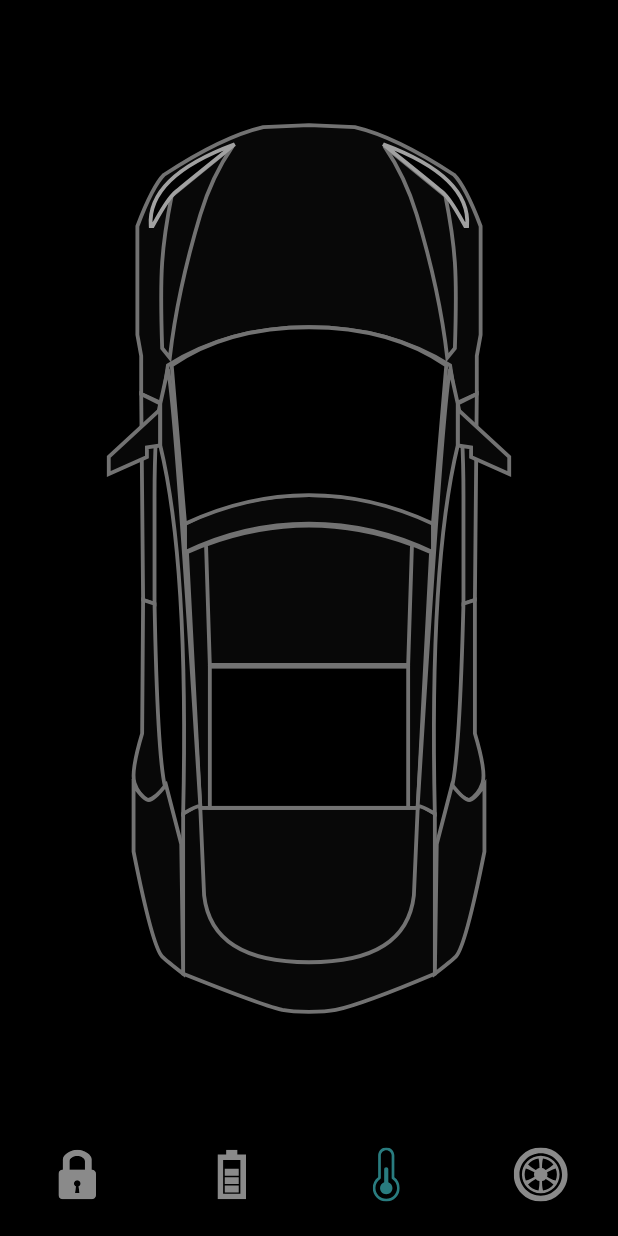
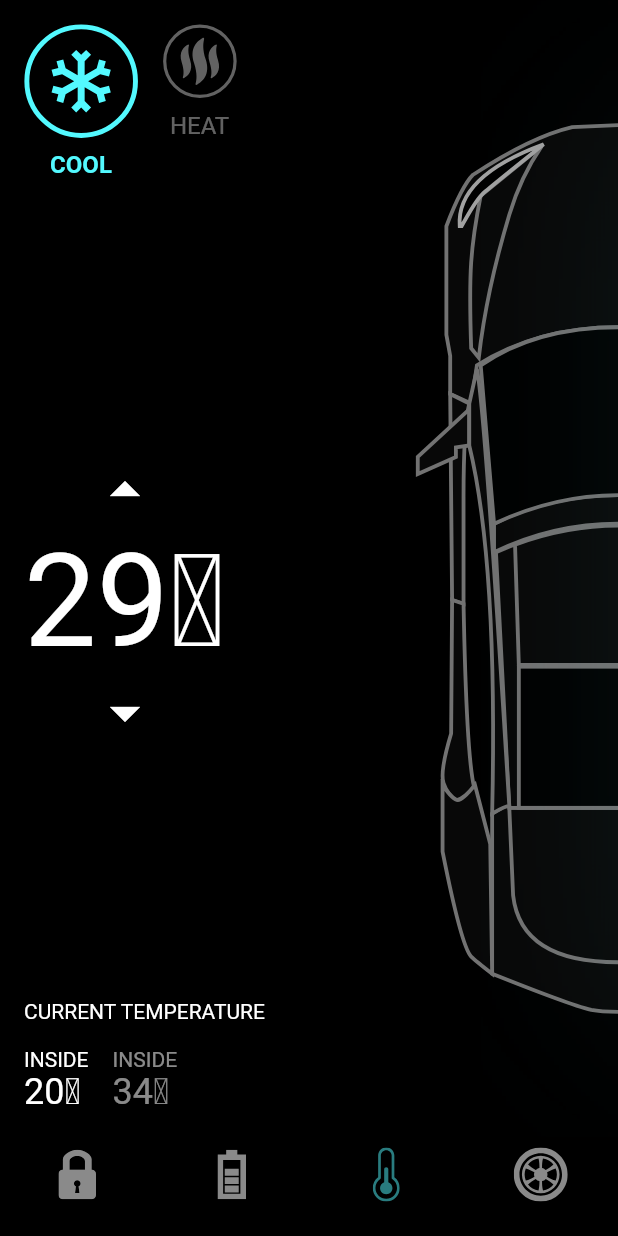
Before and after one commit to danieldev24/Tesla-Connect, a Flutter app: the screen it shows after launch, item 3 of the bottom bar chosen, on a phone screen of 412 x 824 dp. Run offline on Flutter 3.47's test engine with Material 2 defaults, Android fonts, the phone set to English and light mode, and no system bars; our stand-ins replace flutter_svg.

Commit message:
complete temper screen

```diff
--- a/lib/home_controller.dart
+++ b/lib/home_controller.dart
@@ -2,6 +2,7 @@ import 'package:flutter/material.dart';
 
 class HomeController extends ChangeNotifier {
   int selectedBottomTab = 0;
+  int tempo = 29;
 
   void onBottomNavigationTabChange(int index) {
     selectedBottomTab = index;
@@ -32,4 +33,22 @@ class HomeController extends ChangeNotifier {
     isTrunkLock = !isTrunkLock;
     notifyListeners();
   }
+
+  bool isCoolSelected = true;
+
+  void updateCool(){
+    isCoolSelected = !isCoolSelected;
+    notifyListeners();
+  }
+
+  void tempoUp(){
+    tempo = tempo + 1;
+    notifyListeners();
+  }
+
+  void tempoDown(){
+    tempo = tempo -1;
+    notifyListeners();
+  }
+
 }
--- a/lib/main.dart
+++ b/lib/main.dart
@@ -12,7 +12,7 @@ class MyApp extends StatelessWidget {
   @override
   Widget build(BuildContext context) {
     return MaterialApp(
-      title: 'Tesla Animated App',
+      title: 'Tesla Connect',
       debugShowCheckedModeBanner: false,
       theme: ThemeData(
         brightness: Brightness.dark,
--- /dev/null
+++ b/lib/screens/components/TempBtn.dart
@@ -0,0 +1,54 @@
+import 'package:flutter/cupertino.dart';
+import 'package:flutter/material.dart';
+import 'package:flutter_svg/svg.dart';
+
+import '../../constanins.dart';
+
+class TempBtn extends StatelessWidget {
+  final String svgSrc;
+  final String title;
+  final bool isActive;
+  final VoidCallback press;
+  final Color color;
+
+  const TempBtn(
+      {Key? key,
+      required this.svgSrc,
+      this.isActive = false,
+      required this.press,
+      required this.title, required this.color})
+      : super(key: key);
+
+  @override
+  Widget build(BuildContext context) {
+    return GestureDetector(
+      onTap: press,
+      child: Column(
+        children: [
+          AnimatedContainer(
+            duration: Duration(milliseconds: 200),
+            height: isActive ? 76 : 50,
+            width: isActive ? 76 : 50,
+            child: SvgPicture.asset(
+              svgSrc,
+              color: isActive ? color : Colors.white38,
+            ),
+          ),
+          const SizedBox(
+            height: defaultPadding / 2,
+          ),
+          AnimatedDefaultTextStyle(
+            duration: Duration(milliseconds: 200),
+            style: TextStyle(
+                fontSize: 16,
+                color: isActive ? color : Colors.white38,
+                fontWeight: isActive ? FontWeight.bold : FontWeight.normal),
+            child: Text(
+              title.toUpperCase(),
+            ),
+          ),
+        ],
+      ),
+    );
+  }
+}
--- /dev/null
+++ b/lib/screens/components/tempo_detail.dart
@@ -0,0 +1,111 @@
+import 'package:flutter/cupertino.dart';
+import 'package:flutter/material.dart';
+import 'package:tesla_animated_app/home_controller.dart';
+
+import '../../constanins.dart';
+import 'TempBtn.dart';
+
+class TempoDetail extends StatelessWidget {
+  final HomeController controller;
+  final VoidCallback upPress;
+  final VoidCallback downPress;
+
+  const TempoDetail({Key? key, required this.controller, required this.upPress, required this.downPress}) : super(key: key);
+
+  @override
+  Widget build(BuildContext context) {
+    return Padding(
+      padding: const EdgeInsets.all(defaultPadding),
+      child: Column(
+        crossAxisAlignment: CrossAxisAlignment.start,
+        children: [
+          SizedBox(
+            height: 120,
+            child: Row(
+              children: [
+                TempBtn(
+                  svgSrc: "assets/icons/coolShape.svg",
+                  isActive: controller.isCoolSelected,
+                  press: () => {controller.updateCool()},
+                  title: "Cool",
+                  color: primaryColor,
+                ),
+                SizedBox(
+                  width: defaultPadding,
+                ),
+                TempBtn(
+                  svgSrc: "assets/icons/heatShape.svg",
+                  isActive: !controller.isCoolSelected,
+                  press: () => {controller.updateCool()},
+                  title: "Heat",
+                  color: redColor,
+                ),
+              ],
+            ),
+          ),
+          Spacer(),
+          Column(
+            children: [
+              IconButton(
+                  padding: EdgeInsets.zero,
+                  onPressed: upPress,
+                  icon: Icon(
+                    Icons.arrow_drop_up,
+                    size: 48,
+                  )),
+              Text(
+                "${controller.tempo}" + "\u2103",
+                style: TextStyle(fontSize: 86),
+              ),
+              IconButton(
+                  padding: EdgeInsets.zero,
+                  onPressed: downPress,
+                  icon: Icon(
+                    Icons.arrow_drop_down,
+                    size: 48,
+                  )),
+            ],
+          ),
+          Spacer(),
+          Text("Current temperature".toUpperCase()),
+          SizedBox(
+            height: defaultPadding,
+          ),
+          Row(
+            children: [
+              Column(
+                crossAxisAlignment: CrossAxisAlignment.start,
+                children: [
+                  Text("Inside".toUpperCase()),
+                  Text(
+                    "${controller.tempo - 9}" + "\u2103",
+                    style: Theme.of(context).textTheme.headline5,
+                  )
+                ],
+              ),
+              SizedBox(
+                width: defaultPadding,
+              ),
+              Column(
+                crossAxisAlignment: CrossAxisAlignment.start,
+                children: [
+                  Text(
+                    "Inside".toUpperCase(),
+                    style: TextStyle(color: Colors.white54),
+                  ),
+                  Text(
+                    "${controller.tempo + 5}" + "\u2103",
+                    style: Theme.of(context)
+                        .textTheme
+                        .headline5!
+                        .copyWith(color: Colors.white54),
+                  )
+                ],
+              )
+            ],
+          ),
+        ],
+      ),
+    );
+  }
+}
--- a/lib/screens/home_screen.dart
+++ b/lib/screens/home_screen.dart
@@ -3,6 +3,8 @@ import 'package:flutter/widgets.dart';
 import 'package:flutter_svg/svg.dart';
 import 'package:tesla_animated_app/constanins.dart';
 import 'package:tesla_animated_app/home_controller.dart';
+import 'package:tesla_animated_app/screens/components/TempBtn.dart';
+import 'package:tesla_animated_app/screens/components/tempo_detail.dart';
 
 import 'components/battery_status.dart';
 import 'components/door_lock.dart';
@@ -15,13 +17,16 @@ class HomeScreen extends StatefulWidget {
   State<HomeScreen> createState() => _HomeScreenState();
 }
 
-class _HomeScreenState extends State<HomeScreen>
-    with SingleTickerProviderStateMixin {
+class _HomeScreenState extends State<HomeScreen> with TickerProviderStateMixin {
   final HomeController _controller = HomeController();
 
   late AnimationController _batteryAnimationController;
   late Animation<double> _animationBattery;
   late Animation<double> _animationBatteryStatus;
+  late AnimationController _tempAnimationController;
+  late Animation<double> _animationCarShift;
+  late Animation<double> _animationTempoStatus;
+  late Animation<double> _animationTempoGlow;
 
   // Thanks for watching Episode 2
   // On Episode 3 we will show you how you can make this
@@ -48,22 +53,45 @@ class _HomeScreenState extends State<HomeScreen>
     );
   }
 
+  void setupTempAnimation() {
+    _tempAnimationController = AnimationController(
+        vsync: this, duration: Duration(milliseconds: 1500));
+    _animationCarShift = CurvedAnimation(
+      parent: _tempAnimationController,
+      curve: Interval(0.2, 0.4),
+    );
+    _animationTempoStatus = CurvedAnimation(
+      parent: _tempAnimationController,
+      curve: Interval(0.45, 0.65),
+    );
+    _animationTempoGlow = CurvedAnimation(
+      parent: _tempAnimationController,
+      curve: Interval(0.7, 1),
+    );
+  }
+
   @override
   void initState() {
     setupBatteryAnimation();
+    setupTempAnimation();
     super.initState();
   }
 
   @override
   void dispose() {
     _batteryAnimationController.dispose();
+    _tempAnimationController.dispose();
     super.dispose();
   }
 
   @override
   Widget build(BuildContext context) {
     return AnimatedBuilder(
-        animation: Listenable.merge([_controller, _batteryAnimationController]),
+        animation: Listenable.merge([
+          _controller,
+          _batteryAnimationController,
+          _tempAnimationController
+        ]),
         builder: (context, _) {
           return Scaffold(
             bottomNavigationBar: TeslaBottomNavigationBar(
@@ -72,6 +100,12 @@ class _HomeScreenState extends State<HomeScreen>
                   _batteryAnimationController.forward();
                 else if (_controller.selectedBottomTab == 1 && index != 1)
                   _batteryAnimationController.reverse(from: 0.7);
+
+                if (index == 2) {
+                  _tempAnimationController.forward();
+                } else if (_controller.selectedBottomTab == 2 && index != 2) {
+                  _tempAnimationController.reverse(from: 0.4);
+                }
                 _controller.onBottomNavigationTabChange(index);
               },
               selectedTab: _controller.selectedBottomTab,
@@ -82,12 +116,22 @@ class _HomeScreenState extends State<HomeScreen>
                   return Stack(
                     alignment: Alignment.center,
                     children: [
-                      Padding(
+                      SizedBox(
+                        height: constrains.maxHeight,
+                        width: constrains.maxWidth,
+                      ),
+                      Positioned(
+                        height: constrains.maxHeight,
+                        width: constrains.maxWidth,
+                        left:
+                            constrains.maxWidth / 2 * _animationCarShift.value,
+                        child: Padding(
                           padding: EdgeInsets.symmetric(
                               vertical: constrains.maxHeight * 0.1),
                           child: SvgPicture.asset(
                             "assets/icons/Car.svg",
                             width: double.infinity,
+                          ),
                         ),
                       ),
                       // Door Locks
@@ -165,7 +209,38 @@ class _HomeScreenState extends State<HomeScreen>
                           opacity: _animationBatteryStatus.value,
                           child: BatteryStatus(constrains: constrains),
                         ),
+                      ),
+
+                      //Tempo
+                      Positioned(
+                        height: constrains.maxHeight,
+                        width: constrains.maxWidth,
+                        top: 60 * (1 - _animationTempoStatus.value),
+                        child: Opacity(
+                          opacity: _animationTempoStatus.value,
+                          child: TempoDetail(
+                            controller: _controller,
+                            upPress: () => {_controller.tempoUp()},
+                            downPress: () => {_controller.tempoDown()},
+                          ),
+                        ),
+                      ),
+                      Positioned(
+                          right: -100 * (1 - _animationTempoGlow.value) - 20,
+                          child: AnimatedSwitcher(
+                            duration: Duration(milliseconds: 200),
+                            child: _controller.isCoolSelected
+                                ? Image.asset(
+                                    "assets/images/Cool_glow_2.png",
+                                    key: UniqueKey(),
+                                    width: 200,
                                   )
+                                : Image.asset(
+                                    "assets/images/Hot_glow_4.png",
+                                    key: UniqueKey(),
+                                    width: 200,
+                                  ),
+                          )),
                     ],
                   );
                 },
```
Lines whose indentation alone changed are shown as unchanged.
